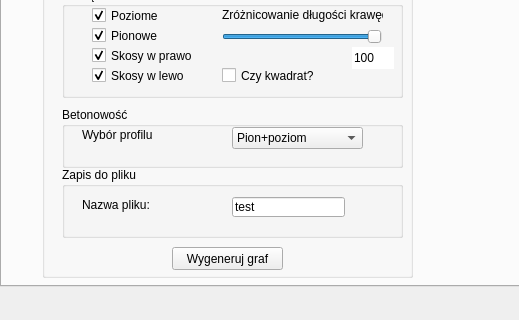
jakpor/Trasy_biegaczy, file mainwindow.ui: the form before one commit; both pictures show x 0 to 519 and y 375 to 695 of the 955 by 695 pixel window.
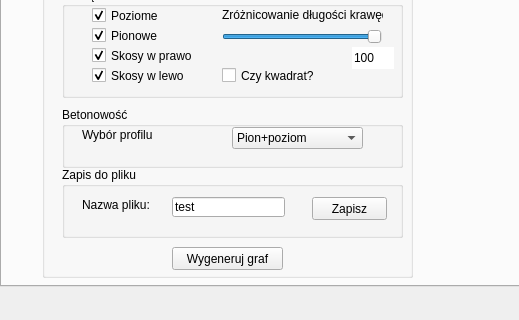
The form after the commit. The open tabs and pages were chosen to show the change. Custom widgets are drawn as their Qt base class.

What changed in the file:
```diff
--- a/mainwindow.ui
+++ b/mainwindow.ui
@@ -473,7 +473,7 @@
        <widget class="QLineEdit" name="filenameOutEdit">
         <property name="geometry">
          <rect>
-          <x>170</x>
+          <x>110</x>
           <y>30</y>
           <width>113</width>
           <height>20</height>
@@ -483,6 +483,19 @@
          <string>test</string>
         </property>
        </widget>
+       <widget class="QPushButton" name="saveButton">
+        <property name="geometry">
+         <rect>
+          <x>250</x>
+          <y>30</y>
+          <width>75</width>
+          <height>23</height>
+         </rect>
+        </property>
+        <property name="text">
+         <string>Zapisz</string>
+        </property>
+       </widget>
       </widget>
      </widget>
      <widget class="QGroupBox" name="groupBox_6">
```
Left out of the diff: 2 changed lines with no effect on the pictures.
